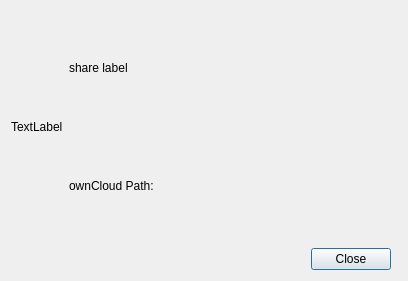
Old version of the form src/gui/sharedialog.ui in the repository shashank-sj/client.
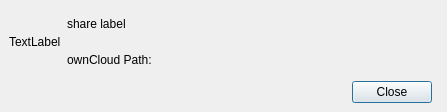
New version of the form.

Commit message: Adjusts size and spacing of share dialog.

```diff
--- a/src/gui/sharedialog.ui
+++ b/src/gui/sharedialog.ui
@@ -6,14 +6,35 @@
    <rect>
     <x>0</x>
     <y>0</y>
-    <width>408</width>
-    <height>281</height>
+    <width>447</width>
+    <height>112</height>
    </rect>
   </property>
+  <property name="sizePolicy">
+   <sizepolicy hsizetype="Expanding" vsizetype="Preferred">
+    <horstretch>0</horstretch>
+    <verstretch>0</verstretch>
+   </sizepolicy>
+  </property>
   <property name="windowTitle">
    <string>Dialog</string>
   </property>
   <layout class="QVBoxLayout" name="verticalLayout_2">
+   <property name="sizeConstraint">
+    <enum>QLayout::SetDefaultConstraint</enum>
+   </property>
+   <property name="leftMargin">
+    <number>9</number>
+   </property>
+   <property name="topMargin">
+    <number>9</number>
+   </property>
+   <property name="rightMargin">
+    <number>9</number>
+   </property>
+   <property name="bottomMargin">
+    <number>9</number>
+   </property>
    <item>
     <layout class="QGridLayout" name="gridLayout">
      <item row="0" column="1">
@@ -76,7 +97,10 @@
    <item>
     <layout class="QHBoxLayout" name="buttonBoxLayout">
      <property name="spacing">
-      <number>6</number>
+      <number>0</number>
+     </property>
+     <property name="sizeConstraint">
+      <enum>QLayout::SetFixedSize</enum>
      </property>
      <property name="rightMargin">
       <number>6</number>
```
Left out of the diff: 16 changed lines with no effect on the pictures. The commit also changes 1 other file.
